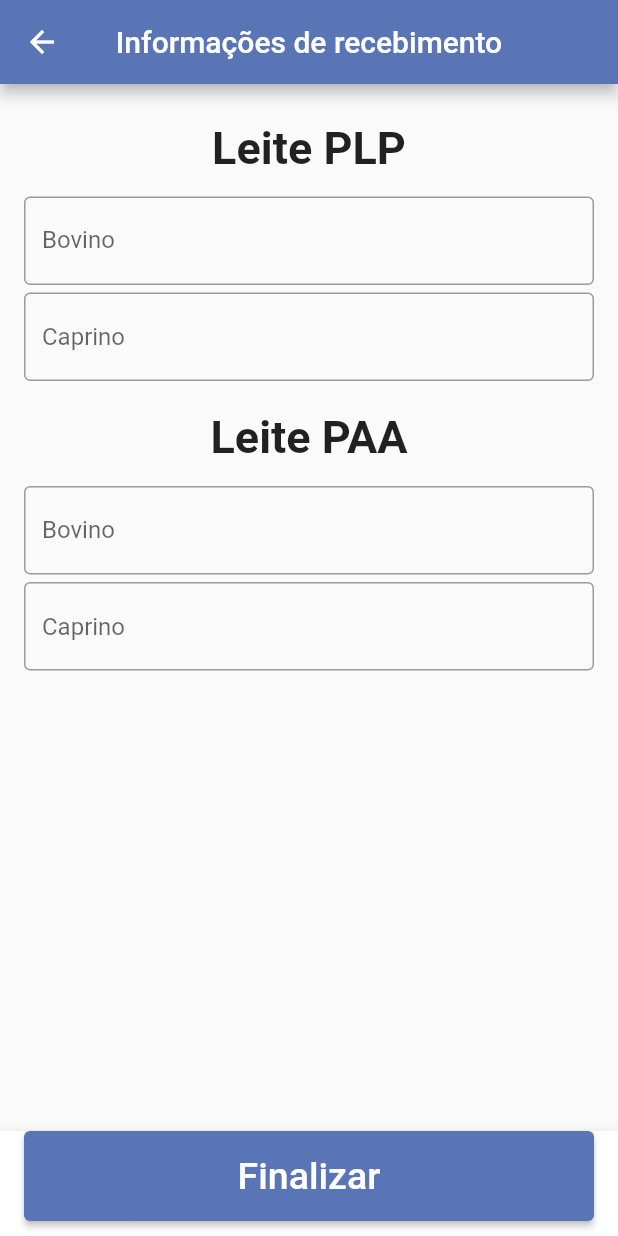
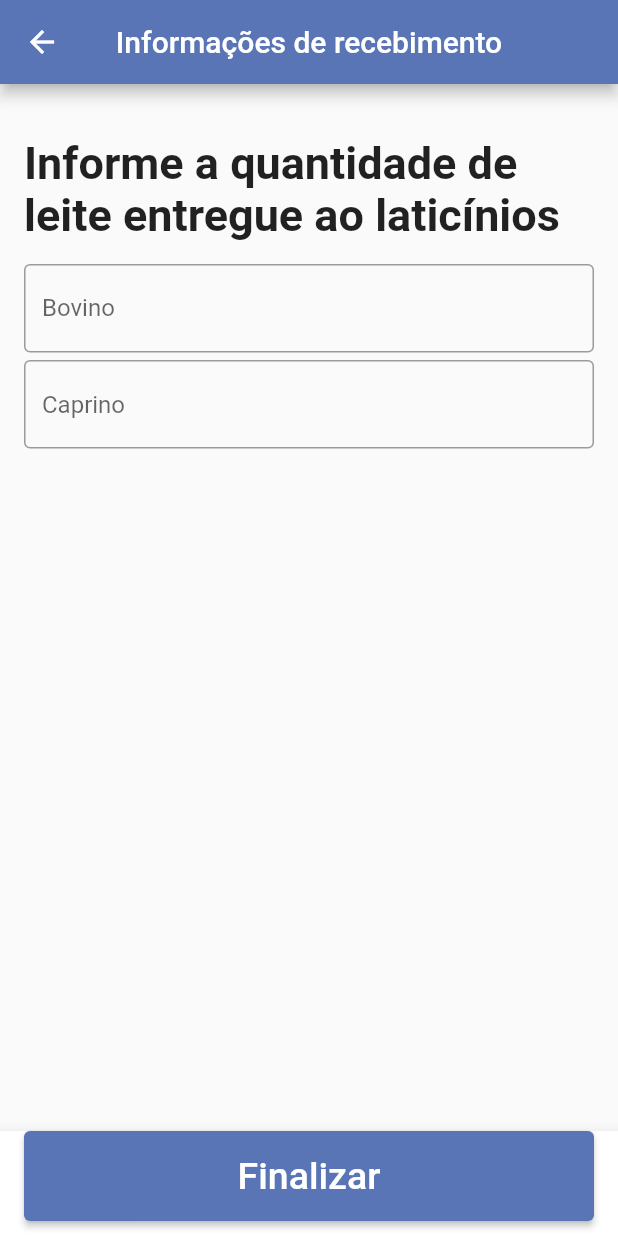
Before and after one commit to Lporchat/SIGAPP, a Flutter app: the ReciveScreen screen opened directly, on a phone screen of 412 x 824 dp. Run offline on Flutter 3.47's test engine with Material 2 defaults, Android fonts, the light colour scheme and no system bars; our stand-ins replace dropdown_search; missing offline and left inert: qr_code_scanner.

Commit message:
Add: camera e melhorias no design

```diff
--- a/lib/main.dart
+++ b/lib/main.dart
@@ -16,7 +16,7 @@ class MyApp extends StatelessWidget {
         primarySwatch: Colors.blue,
       ),
       //home: loginScreem(),
-      home: HomeScream(),
+      home: loginScreem(),
     );
   }
 }
--- a/lib/telas/loginScream.dart
+++ b/lib/telas/loginScream.dart
@@ -71,7 +71,7 @@
                         style: TextStyle(color: AppColors.white),
                         decoration: InputDecoration(
                             fillColor: Colors.black,
-                            hintText: "Matricula",
+                            hintText: "Login",
                             hintStyle: TextStyle(color: AppColors.white),
                             prefixIcon: Icon(
                               Icons.person,
--- a/lib/telas/reciveScream.dart
+++ b/lib/telas/reciveScream.dart
@@ -23,55 +23,11 @@ class _ReciveScreenState extends State<ReciveScreen> {
             padding: EdgeInsets.only(bottom: 4, top: 25, left: 16, right: 16),
             child: Column(
               children: [
-                Text(
-                  "Leite PLP",
-                  style: TextStyle(fontWeight: FontWeight.bold, fontSize: 30),
-                ),
                 Padding(
                   padding: EdgeInsets.only(top: 10),
                 ),
-                Container(
-                  child: Column(
-                    crossAxisAlignment: CrossAxisAlignment.start,
-                    children: [
-                      Padding(
-                        padding: EdgeInsets.only(top: 5),
-                      ),
-                      TextField(
-                        keyboardType: TextInputType.number,
-                        textAlign: TextAlign.center,
-                        decoration: InputDecoration(
-                          border: OutlineInputBorder(),
-                          labelText: 'Bovino',
-                        ),
-                      )
-                    ],
-                  ),
-                ),
-                Container(
-                  child: Column(
-                    crossAxisAlignment: CrossAxisAlignment.start,
-                    children: [
-                      Padding(
-                        padding: EdgeInsets.only(top: 5),
-                      ),
-                      TextField(
-                        keyboardType: TextInputType.number,
-                        textAlign: TextAlign.center,
-                        decoration: InputDecoration(
-                          border: OutlineInputBorder(),
-                          labelText: 'Caprino',
-                          alignLabelWithHint: true,
-                        ),
-                      ),
-                    ],
-                  ),
-                ),
-                Padding(
-                  padding: EdgeInsets.only(top: 20),
-                ),
                 Text(
-                  "Leite PAA",
+                  "Informe a quantidade de leite entregue ao laticínios",
                   style: TextStyle(fontWeight: FontWeight.bold, fontSize: 30),
                 ),
                 Padding(
--- a/pubspec.yaml
+++ b/pubspec.yaml
@@ -29,6 +29,7 @@ dependencies:
   # Use with the CupertinoIcons class for iOS style icons.
   cupertino_icons: ^1.0.2
   dropdown_search: ^0.6.3
+  qr_code_scanner: ^0.4.0
 
 dev_dependencies:
   flutter_test:
```
Also changed, not shown: lib/telas/cardsScreem.dart (added, +216 -0 lines), lib/telas/homeScream.dart (+10 -46 lines), lib/telas/qrScreem.dart (added, +87 -0 lines), pubspec.lock, 1 other file.
